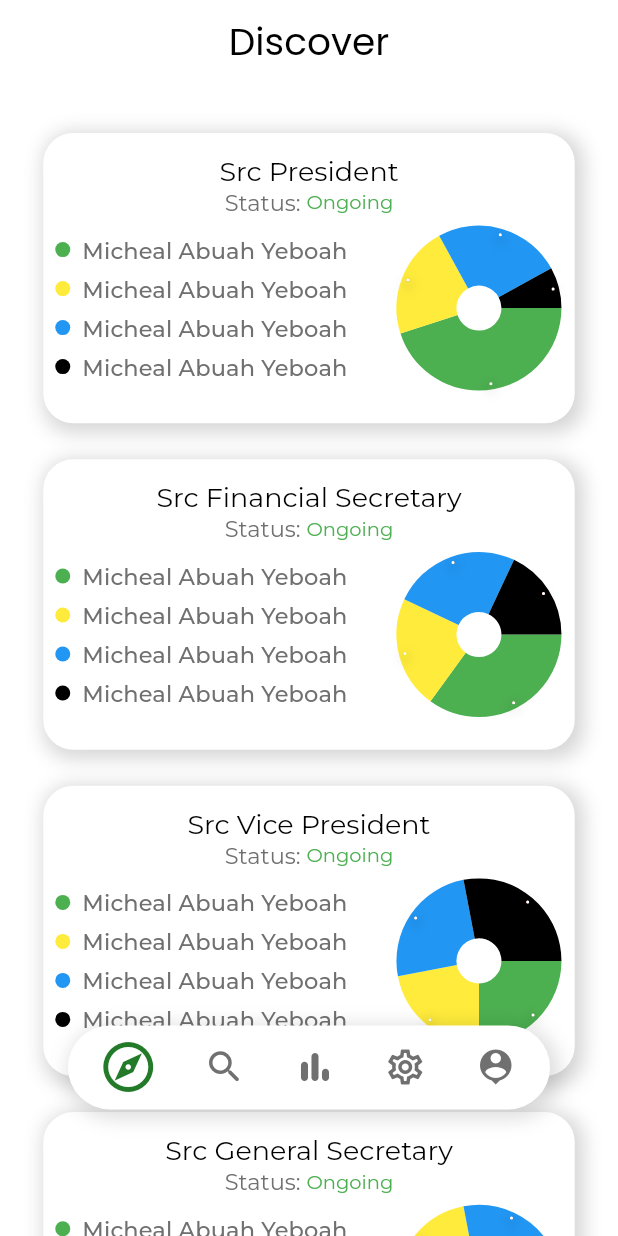
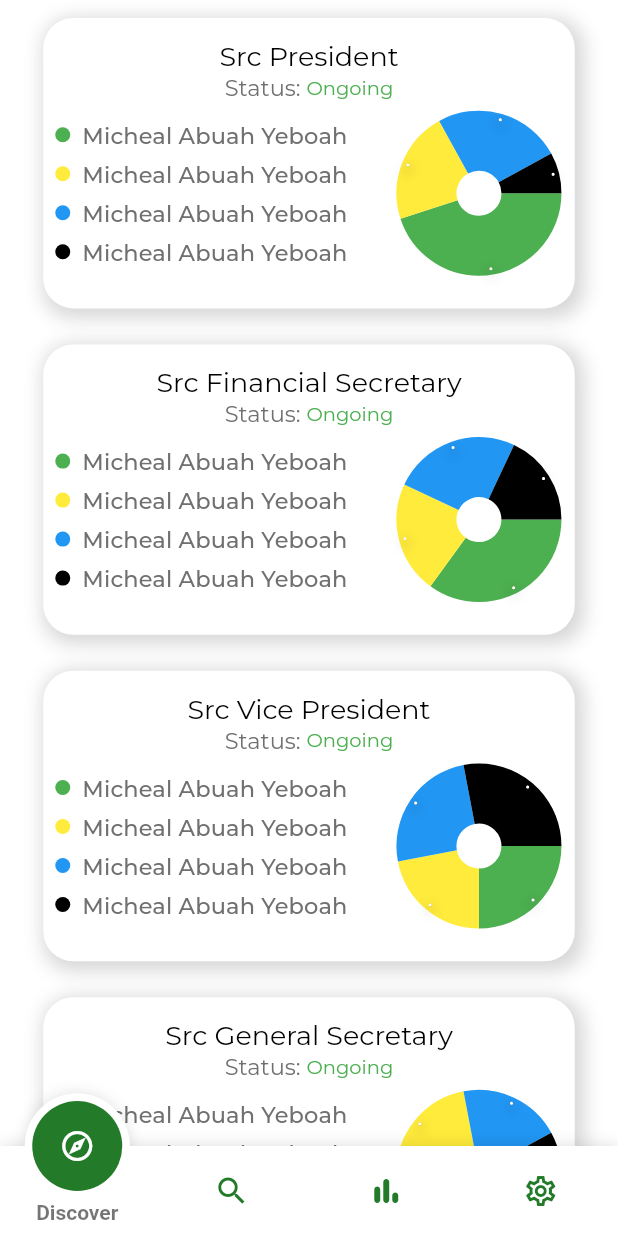
Before and after one commit to gyatashoa/votex, a Flutter app: the screen it shows after launch, on a phone screen of 412 x 824 dp. Run offline on Flutter 3.47's test engine with Material 2 defaults, Android fonts, the phone set to English and light mode, and no system bars; drawn by our look-alikes of fancy_bottom_navigation, fl_chart; our stand-ins replace google_fonts, responsive_builder, stacked, stacked_services.

Commit message:
switch bottom Nav bar style

```diff
--- a/lib/ui/view_model/discover_view_model.dart
+++ b/lib/ui/view_model/discover_view_model.dart
@@ -72,6 +72,54 @@ class DiscoverViewModel extends StreamViewModel<List<VotingModel>> {
       Colors.blue,
       Colors.black
     ]),
+    VotingModel('Src General Secretary', PollStatus.ONGOING, <String>[
+      'Micheal Abuah Yeboah',
+      'Micheal Abuah Yeboah',
+      'Micheal Abuah Yeboah',
+      'Micheal Abuah Yeboah'
+    ], <double>[
+      50,
+      22,
+      20,
+      8
+    ], tags: <Color>[
+      Colors.green,
+      Colors.yellow,
+      Colors.blue,
+      Colors.black
+    ]),
+    VotingModel('Src General Secretary', PollStatus.ONGOING, <String>[
+      'Micheal Abuah Yeboah',
+      'Micheal Abuah Yeboah',
+      'Micheal Abuah Yeboah',
+      'Micheal Abuah Yeboah'
+    ], <double>[
+      50,
+      22,
+      20,
+      8
+    ], tags: <Color>[
+      Colors.green,
+      Colors.yellow,
+      Colors.blue,
+      Colors.black
+    ]),
+    VotingModel('Src General Secretary', PollStatus.ONGOING, <String>[
+      'Micheal Abuah Yeboah',
+      'Micheal Abuah Yeboah',
+      'Micheal Abuah Yeboah',
+      'Micheal Abuah Yeboah'
+    ], <double>[
+      50,
+      22,
+      20,
+      8
+    ], tags: <Color>[
+      Colors.green,
+      Colors.yellow,
+      Colors.blue,
+      Colors.black
+    ]),
   ];
 
   @override
--- a/lib/ui/view_model/home_view_model.dart
+++ b/lib/ui/view_model/home_view_model.dart
@@ -1,8 +1,33 @@
+import 'package:flutter/material.dart';
 import 'package:stacked/stacked.dart';
-import 'package:votex/ui/view_model/startup_view_model.dart';
 
 class HomeViewModel extends IndexTrackingViewModel {
-  String get title => this._title;
+  final ScrollController mainScrollController = ScrollController();
 
-  String _title = 'Explore';
+  // final ScrollController mainScrollController = ScrollController();
+  // void init(HomeViewModel _) {
+  //   mainScrollController.addListener(() {});
+  //   print(mainScrollController.offset);
+  // }
+
+  // double initOffset = 0;
+
+  // void listen() async {
+  //   mainScrollController.addListener(() {
+  //     if (this.initOffset < mainScrollController.offset) {
+  //       initOffset = mainScrollController.offset;
+  //       print(initOffset);
+  //     } else {
+  //       initOffset = mainScrollController.offset;
+  //       print(initOffset);
+  //     }
+  //   });
+  // }
+
+  // double getOpacity() {
+  //   double opacity = mainScrollController.offset - initOffset;
+  //   if (opacity > 1) opacity = 1;
+  //   initOffset = mainScrollController.offset;
+  //   return opacity;
+  // }
 }
--- a/lib/ui/views/discover_view.dart
+++ b/lib/ui/views/discover_view.dart
@@ -10,26 +10,19 @@ class DiscoverView extends StatelessWidget {
     return ViewModelBuilder<DiscoverViewModel>.reactive(
         builder: (context, model, widget) {
           if (!model.dataReady) return CircularProgressIndicator();
-          return Column(
-            children: [
-              AppBar(
-                title: Text(
-                  model.title,
-                  style: Theme.of(context).appBarTheme.titleTextStyle,
-                ),
-              ),
-              Padding(
-                padding: EdgeInsets.symmetric(
-                    horizontal: devSize.width * .07,
-                    vertical: devSize.height * .025),
-                child: SingleChildScrollView(
-                  child: Column(
-                      children: model.data!
-                          .map((e) => CustomVCards(model: e))
-                          .toList()),
-                ),
-              ),
-            ],
+          return Container(
+            color: Theme.of(context).scaffoldBackgroundColor,
+            child: SingleChildScrollView(
+              physics: BouncingScrollPhysics(),
+              child: Column(
+                  children: model.data!
+                      .map((e) => Padding(
+                            padding: EdgeInsets.symmetric(
+                                horizontal: devSize.width * .07),
+                            child: CustomVCards(model: e),
+                          ))
+                      .toList()),
+            ),
           );
         },
         viewModelBuilder: () => DiscoverViewModel());
--- a/lib/ui/views/home_view.dart
+++ b/lib/ui/views/home_view.dart
@@ -1,3 +1,5 @@
+import 'package:animations/animations.dart';
+import 'package:fancy_bottom_navigation/fancy_bottom_navigation.dart';
 import 'package:flutter/material.dart';
 import 'package:responsive_builder/responsive_builder.dart';
 import 'package:stacked/stacked.dart';
@@ -7,6 +9,7 @@ import 'package:votex/ui/views/profile_view.dart';
 import 'package:votex/ui/views/search_view.dart';
 import 'package:votex/ui/views/settings_view.dart';
 import 'package:votex/ui/widgets/custom_bottom_nav_bar.dart';
+import 'package:votex/ui/widgets/fade_widget.dart';
 
 class HomeView extends StatelessWidget {
   @override
@@ -29,7 +32,13 @@ class _MobileView extends StatelessWidget {
   final SizingInformation info;
   final HomeViewModel model;
 
-  final List<Widget> _tabs = <Widget>[
+  _MobileView(
+    this.info,
+    this.model, {
+    Key? key,
+  }) : super(key: key);
+
+  final List<Widget> _tabViews = <Widget>[
     DiscoverView(),
     SearchView(),
     Container(),
@@ -37,40 +46,35 @@ class _MobileView extends StatelessWidget {
     ProfileView(),
   ];
 
-  _MobileView(
-    this.info,
-    this.model, {
-    Key? key,
-  }) : super(key: key);
+  final List<TabData> _tabs = <TabData>[
+    TabData(iconData: Icons.explore_outlined, title: 'Discover'),
+    TabData(iconData: Icons.search, title: 'Search'),
+    TabData(iconData: Icons.bar_chart_rounded, title: 'Results'),
+    TabData(iconData: Icons.settings_outlined, title: 'Settings'),
+    // TabData(iconData: Icons.person_pin, title: 'Profile'),
+  ];
 
   @override
   Widget build(BuildContext context) {
-    Size devSize = this.info.screenSize;
     return SafeArea(
-        child: Scaffold(
-      body: Stack(
-        children: [
-          Container(
-            height: double.infinity,
-            child: SingleChildScrollView(
-              physics: BouncingScrollPhysics(),
-              child: this._tabs[model.currentIndex],
-            ),
-          ),
-          Padding(
-            padding: EdgeInsets.only(
-                right: devSize.width * .11,
-                left: devSize.width * .11,
-                bottom: devSize.height * .1),
-            child: Align(
-                alignment: Alignment.bottomCenter,
-                child: CustomNavBar(
-                  model: model,
-                  info: info,
-                )),
-          ),
-        ],
+      child: Scaffold(
+        body: PageTransitionSwitcher(
+            duration: Duration(milliseconds: 300),
+            transitionBuilder: (Widget child,
+                Animation<double> primaryAnimation,
+                Animation<double> secondaryAnimation) {
+              return FadeThroughTransition(
+                  child: child,
+                  animation: primaryAnimation,
+                  secondaryAnimation: secondaryAnimation);
+            },
+            child: this._tabViews[this.model.currentIndex]),
+        bottomNavigationBar: FancyBottomNavigation(
+          initialSelection: this.model.currentIndex,
+          onTabChangedListener: this.model.setIndex,
+          tabs: _tabs,
+        ),
       ),
-    ));
+    );
   }
 }
--- a/lib/ui/views/profile_view.dart
+++ b/lib/ui/views/profile_view.dart
@@ -17,6 +17,7 @@ class ProfileView extends StatelessWidget {
         onModelReady: ProfileViewModel().init,
         builder: (ctx, model, widget) {
           return Container(
+            color: Theme.of(context).scaffoldBackgroundColor,
             height: devSize.height,
             child: CustomScrollView(
               controller: model.scrollController,
--- a/lib/ui/views/search_view.dart
+++ b/lib/ui/views/search_view.dart
@@ -12,9 +12,10 @@ class SearchView extends StatelessWidget {
     final devSize = MediaQuery.of(context).size;
     return ViewModelBuilder<SearchViewModel>.reactive(
         builder: (ctx, model, widget) {
-          var hintText;
           return GestureDetector(
             onTap: () => model.unfocus(context),
+            child: Container(
+              color: Theme.of(context).scaffoldBackgroundColor,
               child: Padding(
                 padding: EdgeInsets.symmetric(
                     horizontal: devSize.width * .07,
@@ -58,6 +59,7 @@ class SearchView extends StatelessWidget {
                   ],
                 ),
               ),
+            ),
           );
         },
         viewModelBuilder: () => SearchViewModel());
--- a/lib/ui/views/settings_view.dart
+++ b/lib/ui/views/settings_view.dart
@@ -1,5 +1,4 @@
 import 'package:flutter/material.dart';
-import 'package:google_fonts/google_fonts.dart';
 import 'package:stacked/stacked.dart';
 import 'package:votex/ui/view_model/settings_view_model.dart';
 
@@ -27,6 +26,7 @@ class SettingsView extends StatelessWidget {
     return ViewModelBuilder<SettingsViewModel>.reactive(
         builder: (ctx, model, widget) {
           return Container(
+              color: Theme.of(context).scaffoldBackgroundColor,
               height: devSize.height,
               child: Column(
                 children: [
--- a/lib/ui/widgets/fade_widget.dart
+++ b/lib/ui/widgets/fade_widget.dart
@@ -4,8 +4,10 @@ class FadeOnScroll extends StatefulWidget {
   final ScrollController? scrollController;
   final Widget? child;
   final double? appBarHeight;
+  final bool isForNavBar;
 
   FadeOnScroll({
+    this.isForNavBar = false,
     @required this.appBarHeight,
     @required this.scrollController,
     @required this.child,
@@ -37,11 +39,17 @@ class _FadeOnScrollState extends State<FadeOnScroll> {
     });
   }
 
+  double initOffset = 0;
+
   double _getOpacity() {
     var val =
         (this.widget.appBarHeight! - _offset!) / this.widget.appBarHeight!;
     if (val.isNegative) val = 0;
     if (val > 1) val = 1;
+    if (this.widget.isForNavBar && val < .4) val = .35;
+    if (this.widget.isForNavBar &&
+        (this.initOffset > this.widget.scrollController!.offset)) val = 1;
+    initOffset = this.widget.scrollController!.offset;
     return val;
   }
 
--- a/pubspec.yaml
+++ b/pubspec.yaml
@@ -32,6 +32,8 @@ dependencies:
   stacked_services: ^0.8.6
   responsive_builder: ^0.4.1
   fl_chart: ^0.36.1
+  animations: ^2.0.0
+  fancy_bottom_navigation: ^0.3.3
 
 dev_dependencies:
   flutter_test:
```
Also changed, not shown: pubspec.lock. Lines whose indentation alone changed are shown as unchanged.
